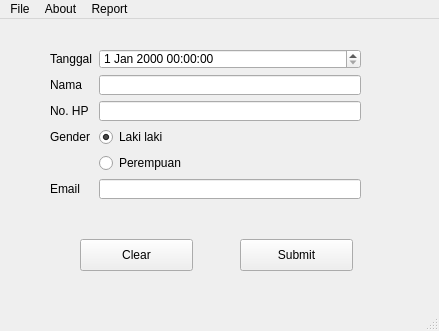
Above: ui/qt_main.ui from therif/pbe_guestbook_python before the change. Below: the same form after it.
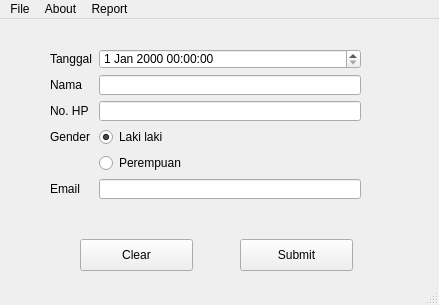
That is the form after the change.

Diff of the .ui file:
```diff
--- a/ui/qt_main.ui
+++ b/ui/qt_main.ui
@@ -7,7 +7,7 @@
     <x>0</x>
     <y>0</y>
     <width>439</width>
-    <height>331</height>
+    <height>305</height>
    </rect>
   </property>
   <property name="windowTitle">
```
